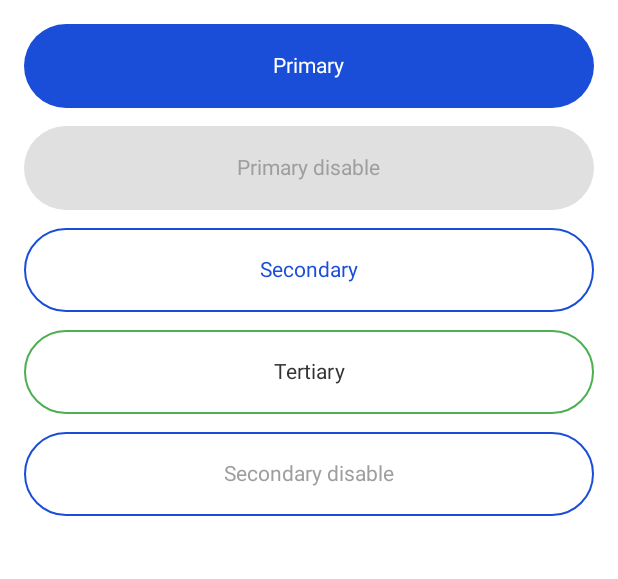
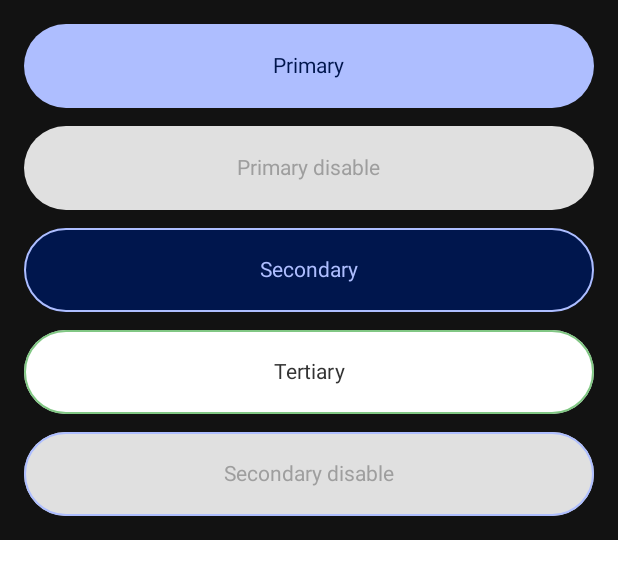
Before and after one commit to diegoferreiracaetano/Pokedex, an Android app built with Jetpack Compose: the @Preview function AppButtonPrimaryPreview, on a phone screen of 412 x 824 dp. Shown: the top 579 px of the screen. Run offline under Robolectric (Android 15) with nearby library versions, the phone set to English and light mode, and no system bars; our stand-ins replace Compose Multiplatform resources; 1 statement that could not run was skipped.

Commit message:
update padding, icon, colors

```diff
--- a/composeApp/src/commonMain/kotlin/com/diegoferreiracaetano/pokedex/ui/components/button/AppButton.kt
+++ b/composeApp/src/commonMain/kotlin/com/diegoferreiracaetano/pokedex/ui/components/button/AppButton.kt
@@ -75,7 +75,7 @@ fun AppButonPrimary(
         enabled = enabled,
         colors = ButtonDefaults.buttonColors(
             containerColor = MaterialTheme.colorScheme.primary,
-            contentColor = White,
+            contentColor = MaterialTheme.colorScheme.onPrimary,
             disabledContainerColor = GrayDisabledBackground,
             disabledContentColor = GrayDisabledText
         ),
@@ -101,7 +101,9 @@ fun AppButonSecondary(
         enabled = enabled,
         border = BorderStroke(1.dp, MaterialTheme.colorScheme.primary),
         colors = ButtonDefaults.outlinedButtonColors(
+            containerColor = MaterialTheme.colorScheme.onPrimary,
             contentColor = MaterialTheme.colorScheme.primary,
+            disabledContainerColor = GrayDisabledBackground,
             disabledContentColor = GrayDisabledText
         ),
         modifier = modifier
@@ -127,7 +129,9 @@ fun AppButonTertiary(
         enabled = enabled,
         border = BorderStroke(1.dp, MaterialTheme.colorScheme.tertiary),
         colors = ButtonDefaults.outlinedButtonColors(
+            containerColor = White,
             contentColor = Black800,
+            disabledContainerColor = GrayDisabledBackground,
             disabledContentColor = GrayDisabledText
         ),
         modifier = modifier
@@ -198,10 +202,9 @@ fun ElementButton(
 @Preview
 @Composable
 fun AppButtonPrimaryPreview() {
-    PokedexTheme {
+    PokedexTheme(darkTheme = true) {
         Column(
             modifier = Modifier
-                .background(color = White)
                 .padding(16.dp),
             verticalArrangement = Arrangement.spacedBy(12.dp)
         ) {
--- a/composeApp/src/commonMain/kotlin/com/diegoferreiracaetano/pokedex/ui/components/feedback/FeedbackScreen.kt
+++ b/composeApp/src/commonMain/kotlin/com/diegoferreiracaetano/pokedex/ui/components/feedback/FeedbackScreen.kt
@@ -75,11 +75,14 @@ fun FeedbackScreen(
 
         Spacer(modifier = Modifier.weight(1f))
 
-
         AppButton(
             text = stringResource(buttonText),
             onClick = onClick
         )
+
+
+        Spacer(modifier = Modifier.height(8.dp))
+
     }
 }
 
--- a/composeApp/src/commonMain/kotlin/com/diegoferreiracaetano/pokedex/ui/components/navigation/AppTopBar.kt
+++ b/composeApp/src/commonMain/kotlin/com/diegoferreiracaetano/pokedex/ui/components/navigation/AppTopBar.kt
@@ -1,5 +1,6 @@
 package com.diegoferreiracaetano.pokedex.ui.components.navigation
 
+import androidx.compose.foundation.background
 import androidx.compose.foundation.layout.padding
 import androidx.compose.material.icons.Icons
 import androidx.compose.material.icons.automirrored.filled.ArrowBack
@@ -8,6 +9,7 @@ import androidx.compose.material3.ExperimentalMaterial3Api
 import androidx.compose.material3.Icon
 import androidx.compose.material3.IconButton
 import androidx.compose.material3.MaterialTheme
+import androidx.compose.material3.MaterialTheme.colorScheme
 import androidx.compose.material3.Scaffold
 import androidx.compose.material3.SnackbarHostState
 import androidx.compose.material3.Text
@@ -60,6 +62,8 @@ fun AppTopBar(
     ) { innerPadding ->
 
         content(modifier
-            .padding(innerPadding))
+            .background(colorScheme.surface)
+            .padding(innerPadding)
+        )
     }
 }
--- a/composeApp/src/commonMain/kotlin/com/diegoferreiracaetano/pokedex/ui/screens/account/CreateAccountData.kt
+++ b/composeApp/src/commonMain/kotlin/com/diegoferreiracaetano/pokedex/ui/screens/account/CreateAccountData.kt
@@ -146,6 +146,8 @@ fun CreateAccountStep(
             enabled = value.isNotEmpty() && !isError,
             onClick = onButtonClick
         )
+
+        Spacer(modifier = Modifier.height(8.dp))
     }
 }
 
--- a/composeApp/src/commonMain/kotlin/com/diegoferreiracaetano/pokedex/ui/screens/login/PreLoginScreen.kt
+++ b/composeApp/src/commonMain/kotlin/com/diegoferreiracaetano/pokedex/ui/screens/login/PreLoginScreen.kt
@@ -169,7 +169,7 @@ fun PreLoginContent(
             onClick = onCreateAccount
         )
 
-        Spacer(modifier = Modifier.height(16.dp))
+        Spacer(modifier = Modifier.height(8.dp))
     }
 }
 
--- a/composeApp/src/commonMain/kotlin/com/diegoferreiracaetano/pokedex/ui/screens/onboarding/OnboardingFinishScreen.kt
+++ b/composeApp/src/commonMain/kotlin/com/diegoferreiracaetano/pokedex/ui/screens/onboarding/OnboardingFinishScreen.kt
@@ -82,13 +82,15 @@ fun OnboardingFinishScreen(
             onClick = onCreateAccount
         )
 
-        Spacer(modifier = Modifier.height(8.dp))
+        Spacer(modifier = Modifier.height(16.dp))
 
         AppButton(
             text = stringResource(Res.string.already_have_account),
             type = ButtonType.SECONDARY,
             onClick = onLogin
         )
+
+        Spacer(modifier = Modifier.height(8.dp))
     }
 }
 
--- a/composeApp/src/commonMain/kotlin/com/diegoferreiracaetano/pokedex/ui/screens/onboarding/OnboardingPager.kt
+++ b/composeApp/src/commonMain/kotlin/com/diegoferreiracaetano/pokedex/ui/screens/onboarding/OnboardingPager.kt
@@ -97,6 +97,8 @@ fun OnboardingPager(
                         }
                     }
                 )
+
+                Spacer(modifier = Modifier.height(8.dp))
             }
         )
     }
--- a/composeApp/src/commonMain/kotlin/com/diegoferreiracaetano/pokedex/ui/theme/Theme.kt
+++ b/composeApp/src/commonMain/kotlin/com/diegoferreiracaetano/pokedex/ui/theme/Theme.kt
@@ -37,7 +37,7 @@ val DarkColorScheme = darkColorScheme(
     primary = BluePrimaryDark,
     onPrimary = BlueOnPrimaryDark,
     primaryContainer = BlueOnPrimaryContainerDark,
-    onPrimaryContainer = BluePrimaryContainer,
+    onPrimaryContainer = BluePrimaryContainerDark,
 
     secondary = ErrorDark,
     onSecondary = OnErrorDark,
```
Also changed, not shown: composeApp/src/commonMain/kotlin/com/diegoferreiracaetano/pokedex/ui/screens/login/LoginScreen.kt (+7 -7 lines), composeApp/src/commonMain/kotlin/com/diegoferreiracaetano/pokedex/ui/theme/Color.kt (+4 -3 lines), 5 other files.
